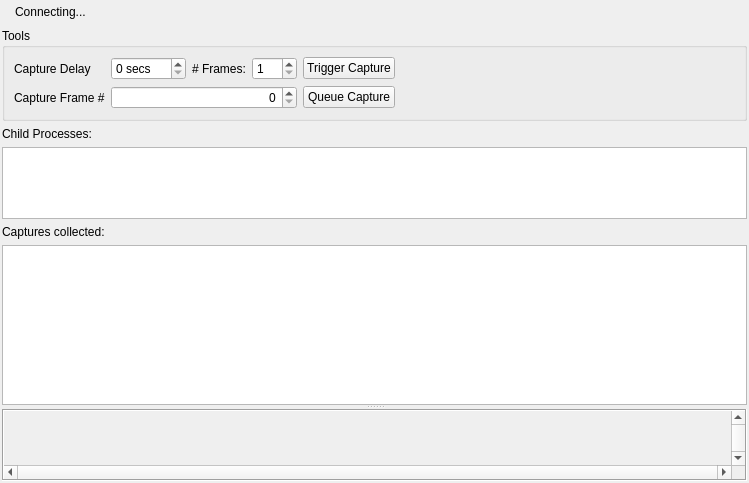
Before: the Qt Designer form qrenderdoc/Windows/Dialogs/LiveCapture.ui in baldurk/renderdoc, drawn with Qt 5.
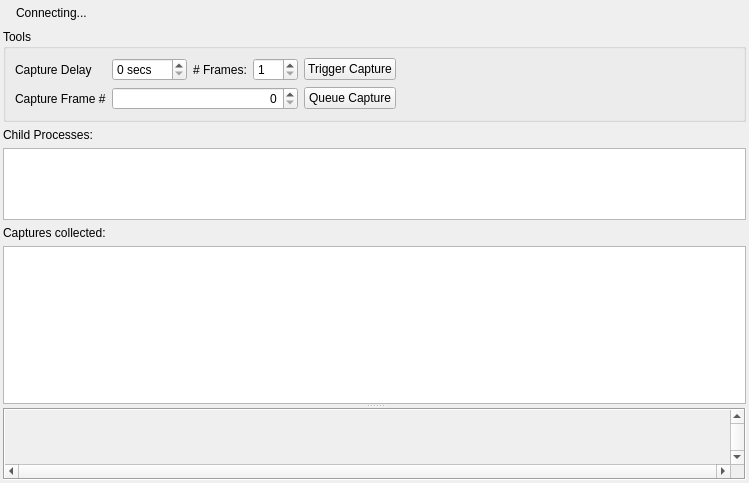
After: the same form once the commit is applied. Icons and pictures are not drawn. Custom widgets are drawn as their Qt base class.

What changed in the file:
```diff
--- a/qrenderdoc/Windows/Dialogs/LiveCapture.ui
+++ b/qrenderdoc/Windows/Dialogs/LiveCapture.ui
@@ -15,16 +15,16 @@
   </property>
   <layout class="QVBoxLayout" name="mainLayout">
    <property name="leftMargin">
-    <number>2</number>
+    <number>3</number>
    </property>
    <property name="topMargin">
-    <number>2</number>
+    <number>3</number>
    </property>
    <property name="rightMargin">
-    <number>2</number>
+    <number>3</number>
    </property>
    <property name="bottomMargin">
-    <number>2</number>
+    <number>3</number>
    </property>
    <item>
     <widget class="QFrame" name="connectionFrame">
@@ -401,16 +401,16 @@
   </layout>
  </widget>
  <customwidgets>
-  <customwidget>
-   <class>RDListWidget</class>
-   <extends>QListWidget</extends>
-   <header>Widgets/Extended/RDListWidget.h</header>
-  </customwidget>
   <customwidget>
    <class>RDLabel</class>
    <extends>QLabel</extends>
    <header>Widgets/Extended/RDLabel.h</header>
   </customwidget>
+  <customwidget>
+   <class>RDListWidget</class>
+   <extends>QListWidget</extends>
+   <header>Widgets/Extended/RDListWidget.h</header>
+  </customwidget>
  </customwidgets>
  <resources>
   <include location="../../Resources/resources.qrc"/>
```
